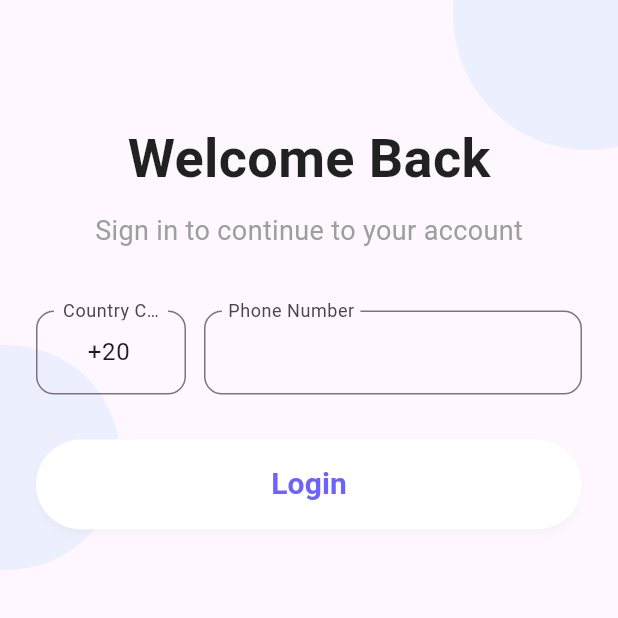
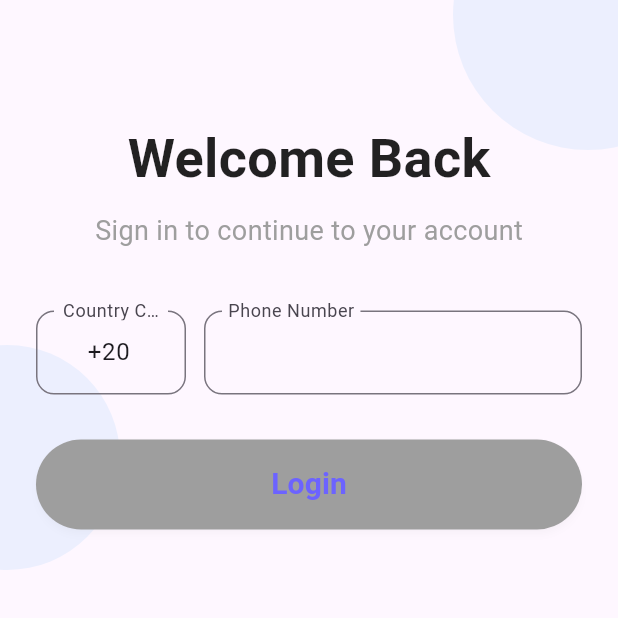
Before and after one commit to MohamedReda199-199/Network_Layer, a Flutter app: the screen it shows after launch, on a phone screen of 412 x 824 dp, the top half of it. Run offline on Flutter 3.47's test engine with Material 3 defaults, Android fonts, the phone set to English and light mode, and no system bars; our stand-ins replace connectivity_plus, dio, flutter_bloc, freezed_annotation, get_it, injectable and 1 more; generated files the repository leaves out were written again.

Commit message:
Move base usecase to core and add login cubit

```diff
--- a/lib/features/auth/presentation/cubit/login_cubit.dart
+++ b/lib/features/auth/presentation/cubit/login_cubit.dart
@@ -3,19 +3,20 @@ import 'package:injectable/injectable.dart';
 import 'package:ligalife/core/network/network_result.dart';
 import 'package:ligalife/features/auth/domain/models/login_request.dart';
 import 'package:ligalife/features/auth/domain/usecases/login_usecase.dart';
+
 import 'login_state.dart';
 
 @injectable
 class LoginCubit extends Cubit<LoginState> {
   final LoginUseCase loginUseCase;
 
-  LoginCubit(this.loginUseCase) : super(const LoginInitial());
+  LoginCubit(this.loginUseCase) : super(const LoginState.initial());
 
   Future<void> login({
     required String phone,
     required String countryCode,
   }) async {
-    emit(const LoginLoading());
+    emit(const LoginState.loading());
 
     final result = await loginUseCase(
       LoginRequest(phone: phone, countryCode: countryCode),
@@ -23,10 +24,10 @@ class LoginCubit extends Cubit<LoginState> {
 
     switch (result) {
       case Success():
-        emit(LoginSuccess(result.data));
+        emit(LoginState.success(result.data));
 
       case Error():
-        emit(LoginFailure(result.failure.message));
+        emit(LoginState.failure(result.failure.message));
     }
   }
 }
--- a/lib/features/auth/presentation/cubit/login_state.dart
+++ b/lib/features/auth/presentation/cubit/login_state.dart
@@ -1,25 +1,15 @@
+import 'package:freezed_annotation/freezed_annotation.dart';
 import 'package:ligalife/features/auth/data/models/login_response.dart';
 
-sealed class LoginState {
-  const LoginState();
+part 'login_state.freezed.dart';
+
+@freezed
+class LoginState with _$LoginState {
+  const factory LoginState.initial() = _Initial;
+
+  const factory LoginState.loading() = _Loading;
+
+  const factory LoginState.success(LoginResponse response) = _Success;
+
+  const factory LoginState.failure(String message) = _Failure;
 }
-
-class LoginInitial extends LoginState {
-  const LoginInitial();
-}
-
-class LoginLoading extends LoginState {
-  const LoginLoading();
-}
-
-class LoginSuccess extends LoginState {
-  final LoginResponse response;
-
-  const LoginSuccess(this.response);
-}
-
-class LoginFailure extends LoginState {
-  final String message;
-
-  const LoginFailure(this.message);
-}
--- a/lib/features/auth/presentation/screens/login_screen.dart
+++ b/lib/features/auth/presentation/screens/login_screen.dart
@@ -35,23 +35,29 @@ class _LoginScreenState extends State<LoginScreen> {
       body: Stack(
         children: [
           const BackgroundCircles(),
-
           SafeArea(
             child: BlocConsumer<LoginCubit, LoginState>(
               listener: (context, state) {
-                if (state is LoginSuccess) {
-                  ScaffoldMessenger.of(context).showSnackBar(
-                    SnackBar(content: Text(state.response.message)),
-                  );
-                }
-
-                if (state is LoginFailure) {
-                  ScaffoldMessenger.of(
-                    context,
-                  ).showSnackBar(SnackBar(content: Text(state.message)));
-                }
+                state.when(
+                  initial: () {},
+                  loading: () {},
+                  success: (response) {
+                    ScaffoldMessenger.of(
+                      context,
+                    ).showSnackBar(SnackBar(content: Text(response.message)));
+                  },
+                  failure: (message) {
+                    ScaffoldMessenger.of(
+                      context,
+                    ).showSnackBar(SnackBar(content: Text(message)));
+                  },
+                );
               },
               builder: (context, state) {
+                final isLoading = state.maybeWhen(
+                  loading: () => true,
+                  orElse: () => false,
+                );
                 return SingleChildScrollView(
                   padding: const EdgeInsets.symmetric(
                     horizontal: 24,
@@ -61,9 +67,7 @@ class _LoginScreenState extends State<LoginScreen> {
                     crossAxisAlignment: CrossAxisAlignment.start,
                     children: [
                       const SizedBox(height: 40),
-
                       const LoginHeader(),
-
                       const SizedBox(height: 40),
                       Row(
                         children: [
@@ -73,19 +77,15 @@ class _LoginScreenState extends State<LoginScreen> {
                               controller: countryCodeController,
                             ),
                           ),
-
                           const SizedBox(width: 12),
-
                           Expanded(
                             child: PhoneField(controller: phoneController),
                           ),
                         ],
                       ),
-
                       const SizedBox(height: 30),
-
                       LoginButton(
-                        isLoading: state is LoginLoading,
+                        isLoading: isLoading,
                         onPressed: () {
                           context.read<LoginCubit>().login(
                             phone: phoneController.text.trim(),
--- a/lib/features/auth/presentation/widgets/login_button.dart
+++ b/lib/features/auth/presentation/widgets/login_button.dart
@@ -18,7 +18,7 @@ class LoginButton extends StatelessWidget {
       child: ElevatedButton(
         onPressed: isLoading ? null : onPressed,
         style: ElevatedButton.styleFrom(
-          backgroundColor: Colors.white,
+          backgroundColor: Colors.grey,
           foregroundColor: const Color(0xff6C63FF),
           elevation: 2,
           shadowColor: Colors.black12,
--- a/pubspec.yaml
+++ b/pubspec.yaml
@@ -42,6 +42,8 @@ dependencies:
   # Connectivity
   connectivity_plus: ^7.0.0
   flutter_bloc: ^9.1.1
+  equatable: ^2.0.7
+  freezed_annotation: ^3.1.0
 
 dev_dependencies:
   flutter_test:
@@ -52,6 +54,7 @@ dev_dependencies:
   json_serializable: ^6.10.0
   injectable_generator: ^2.7.0
   flutter_gen_runner: ^5.15.0
+  freezed: ^3.2.0
 
   # The "flutter_lints" package below contains a set of recommended lints to
   # encourage good coding practices. The lint set provided by the package is
```
Also changed, not shown: lib/features/auth/presentation/cubit/login_state.freezed.dart (added), pubspec.lock.
